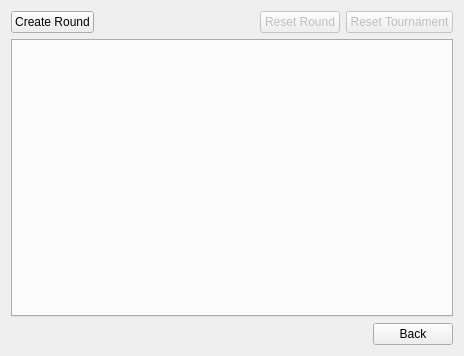
The window that B3M_GUI/src/TournamentManagement/TournamentManagementWindow.ui (Tobxon/BBoyBattleManager) describes before a commit, drawn with Qt 5.
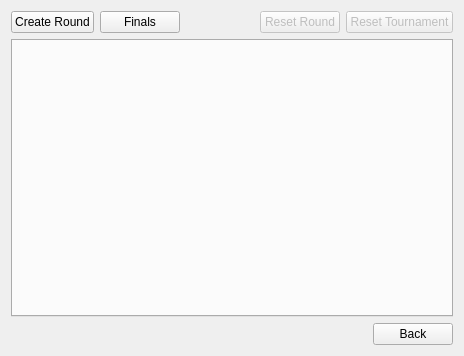
The same window after the commit.

Commit message: fast implementation of matchmaking and slides for final rounds

Diff of the .ui file:
```diff
--- a/B3M_GUI/src/TournamentManagement/TournamentManagementWindow.ui
+++ b/B3M_GUI/src/TournamentManagement/TournamentManagementWindow.ui
@@ -23,6 +23,16 @@
        </property>
       </widget>
      </item>
+     <item>
+      <widget class="QPushButton" name="upLeftMidButton">
+       <property name="text">
+        <string>Finals</string>
+       </property>
+       <property name="checkable">
+        <bool>true</bool>
+       </property>
+      </widget>
+     </item>
      <item>
       <spacer name="upButtonRowMid">
        <property name="orientation">
```
The commit also changes 5 other files.
